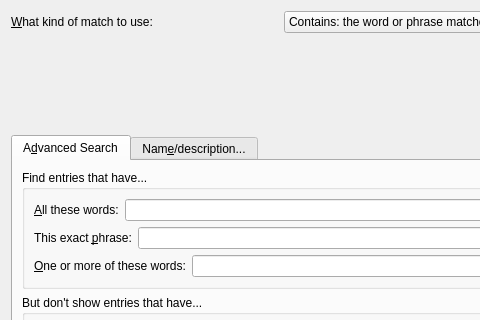
First picture: the form in src/calibre/gui2/store/config/chooser/adv_search_builder.ui, repository debian-calibre/calibre, before the edit; both pictures show x 0 to 480 and y 0 to 320 of the 752 by 472 pixel window.
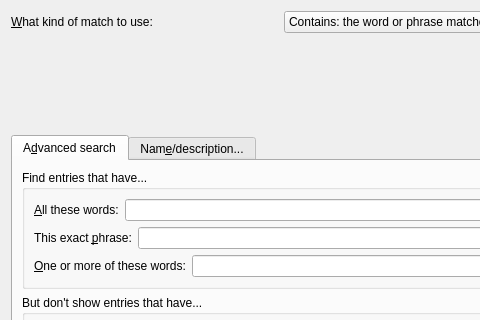
Second picture: the form after the edit. Icons and pictures are not drawn. Custom widgets are drawn as their Qt base class.

Patch:
```diff
--- a/src/calibre/gui2/store/config/chooser/adv_search_builder.ui
+++ b/src/calibre/gui2/store/config/chooser/adv_search_builder.ui
@@ -54,7 +54,7 @@
      </property>
      <widget class="QWidget" name="tab">
       <attribute name="title">
-       <string>A&amp;dvanced Search</string>
+       <string>A&amp;dvanced search</string>
       </attribute>
       <layout class="QGridLayout" name="gridLayout_3">
        <item row="0" column="0">
```
